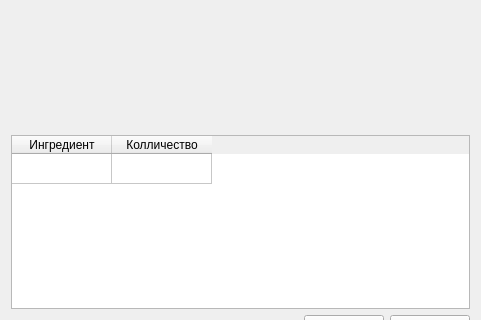
Above: project/forms/Recipe_edit.ui from Galoev/nutritionist-helper before the change; both pictures show x 0 to 481 and y 119 to 439 of the 481 by 713 pixel window. Below: the same form after it.
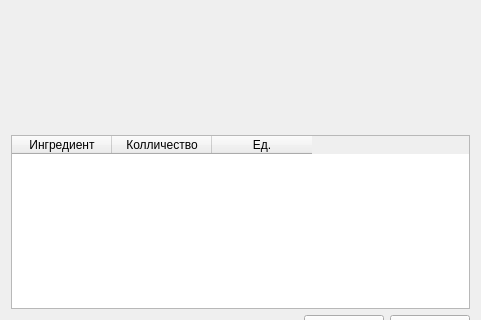
That is the form after the change.

```diff
--- a/project/forms/Recipe_edit.ui
+++ b/project/forms/Recipe_edit.ui
@@ -55,11 +55,6 @@
      <attribute name="verticalHeaderVisible">
       <bool>false</bool>
      </attribute>
-     <row>
-      <property name="text">
-       <string>Новая строка</string>
-      </property>
-     </row>
      <column>
       <property name="text">
        <string>Ингредиент</string>
@@ -70,6 +65,11 @@
        <string>Колличество</string>
       </property>
      </column>
+     <column>
+      <property name="text">
+       <string>Ед.</string>
+      </property>
+     </column>
     </widget>
    </item>
    <item>
```
